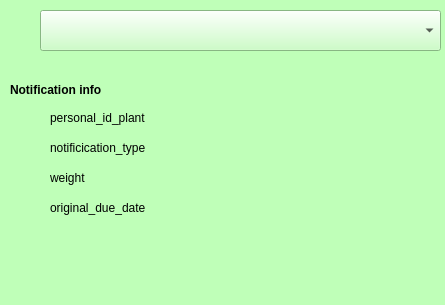
The window that project/ui/notifier_window.ui (denzelxav/Plantfolio) describes before a commit, drawn with Qt 5.
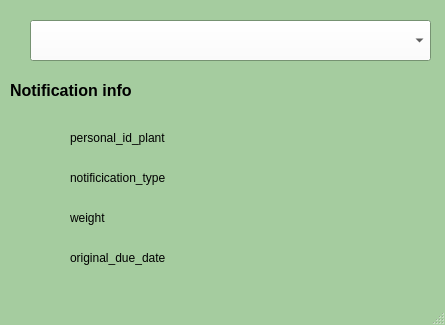
The same window after the commit. Icons and pictures are not drawn.

Commit message: Updated GUI with icons for notifications in main window and notifications window

Diff of the .ui file:
```diff
--- a/project/ui/notifier_window.ui
+++ b/project/ui/notifier_window.ui
@@ -7,22 +7,220 @@
     <x>0</x>
     <y>0</y>
     <width>445</width>
-    <height>305</height>
+    <height>325</height>
    </rect>
   </property>
+  <property name="palette">
+   <palette>
+    <active>
+     <colorrole role="WindowText">
+      <brush brushstyle="SolidPattern">
+       <color alpha="255">
+        <red>0</red>
+        <green>0</green>
+        <blue>0</blue>
+       </color>
+      </brush>
+     </colorrole>
+     <colorrole role="Button">
+      <brush brushstyle="SolidPattern">
+       <color alpha="179">
+        <red>255</red>
+        <green>255</green>
+        <blue>255</blue>
+       </color>
+      </brush>
+     </colorrole>
+     <colorrole role="Text">
+      <brush brushstyle="SolidPattern">
+       <color alpha="255">
+        <red>0</red>
+        <green>0</green>
+        <blue>0</blue>
+       </color>
+      </brush>
+     </colorrole>
+     <colorrole role="BrightText">
+      <brush brushstyle="SolidPattern">
+       <color alpha="255">
+        <red>64</red>
+        <green>159</green>
+        <blue>63</blue>
+       </color>
+      </brush>
+     </colorrole>
+     <colorrole role="ButtonText">
+      <brush brushstyle="SolidPattern">
+       <color alpha="255">
+        <red>0</red>
+        <green>0</green>
+        <blue>0</blue>
+       </color>
+      </brush>
+     </colorrole>
+     <colorrole role="Base">
+      <brush brushstyle="SolidPattern">
+       <color alpha="179">
+        <red>255</red>
+        <green>255</green>
+        <blue>255</blue>
+       </color>
+      </brush>
+     </colorrole>
+     <colorrole role="Window">
+      <brush brushstyle="SolidPattern">
+       <color alpha="255">
+        <red>165</red>
+        <green>204</green>
+        <blue>159</blue>
+       </color>
+      </brush>
+     </colorrole>
+     <colorrole role="Accent">
+      <brush brushstyle="SolidPattern">
+       <color alpha="255">
+        <red>64</red>
+        <green>159</green>
+        <blue>63</blue>
+       </color>
+      </brush>
+     </colorrole>
+    </active>
+    <inactive>
+     <colorrole role="WindowText">
+      <brush brushstyle="SolidPattern">
+       <color alpha="255">
+        <red>0</red>
+        <green>0</green>
+        <blue>0</blue>
+       </color>
+      </brush>
+     </colorrole>
+     <colorrole role="Button">
+      <brush brushstyle="SolidPattern">
+       <color alpha="179">
+        <red>255</red>
+        <green>255</green>
+        <blue>255</blue>
+       </color>
+      </brush>
+     </colorrole>
+     <colorrole role="Text">
+      <brush brushstyle="SolidPattern">
+       <color alpha="255">
+        <red>0</red>
+        <green>0</green>
+        <blue>0</blue>
+       </color>
+      </brush>
+     </colorrole>
+     <colorrole role="BrightText">
+      <brush brushstyle="SolidPattern">
+       <color alpha="255">
+        <red>64</red>
+        <green>159</green>
+        <blue>63</blue>
+       </color>
+      </brush>
+     </colorrole>
+     <colorrole role="ButtonText">
+      <brush brushstyle="SolidPattern">
+       <color alpha="255">
+        <red>0</red>
+        <green>0</green>
+        <blue>0</blue>
+       </color>
+      </brush>
+     </colorrole>
+     <colorrole role="Base">
+      <brush brushstyle="SolidPattern">
+       <color alpha="179">
+        <red>255</red>
+        <green>255</green>
+        <blue>255</blue>
+       </color>
+      </brush>
+     </colorrole>
+     <colorrole role="Window">
+      <brush brushstyle="SolidPattern">
+       <color alpha="255">
+        <red>165</red>
+        <green>204</green>
+        <blue>159</blue>
+       </color>
+      </brush>
+     </colorrole>
+     <colorrole role="Accent">
+      <brush brushstyle="SolidPattern">
+       <color alpha="255">
+        <red>64</red>
+        <green>159</green>
+        <blue>63</blue>
+       </color>
+      </brush>
+     </colorrole>
+    </inactive>
+    <disabled>
+     <colorrole role="Button">
+      <brush brushstyle="SolidPattern">
+       <color alpha="179">
+        <red>255</red>
+        <green>255</green>
+        <blue>255</blue>
+       </color>
+      </brush>
+     </colorrole>
+     <colorrole role="BrightText">
+      <brush brushstyle="SolidPattern">
+       <color alpha="255">
+        <red>64</red>
+        <green>159</green>
+        <blue>63</blue>
+       </color>
+      </brush>
+     </colorrole>
+     <colorrole role="Base">
+      <brush brushstyle="SolidPattern">
+       <color alpha="255">
+        <red>165</red>
+        <green>204</green>
+        <blue>159</blue>
+       </color>
+      </brush>
+     </colorrole>
+     <colorrole role="Window">
+      <brush brushstyle="SolidPattern">
+       <color alpha="255">
+        <red>165</red>
+        <green>204</green>
+        <blue>159</blue>
+       </color>
+      </brush>
+     </colorrole>
+     <colorrole role="Accent">
+      <brush brushstyle="SolidPattern">
+       <color alpha="255">
+        <red>64</red>
+        <green>159</green>
+        <blue>63</blue>
+       </color>
+      </brush>
+     </colorrole>
+    </disabled>
+   </palette>
+  </property>
   <property name="windowTitle">
    <string>Notification</string>
   </property>
   <property name="styleSheet">
-   <string notr="true">
-background-color: rgb(191, 255, 184);</string>
+   <string notr="true"/>
   </property>
   <widget class="QWidget" name="centralwidget">
    <widget class="QLabel" name="personal_id_plant">
     <property name="geometry">
      <rect>
-      <x>50</x>
-      <y>110</y>
+      <x>70</x>
+      <y>130</y>
       <width>161</width>
       <height>16</height>
      </rect>
@@ -34,8 +232,8 @@
    <widget class="QLabel" name="notification_type">
     <property name="geometry">
      <rect>
-      <x>50</x>
-      <y>140</y>
+      <x>70</x>
+      <y>170</y>
       <width>121</width>
       <height>16</height>
      </rect>
@@ -47,8 +245,8 @@
    <widget class="QComboBox" name="Notifications">
     <property name="geometry">
      <rect>
-      <x>40</x>
-      <y>10</y>
+      <x>30</x>
+      <y>20</y>
       <width>401</width>
       <height>41</height>
      </rect>
@@ -57,8 +255,8 @@
    <widget class="QLabel" name="weight">
     <property name="geometry">
      <rect>
-      <x>50</x>
-      <y>170</y>
+      <x>70</x>
+      <y>210</y>
       <width>91</width>
       <height>16</height>
      </rect>
@@ -70,8 +268,8 @@
    <widget class="QLabel" name="original_due_date">
     <property name="geometry">
      <rect>
-      <x>50</x>
-      <y>200</y>
+      <x>70</x>
+      <y>250</y>
       <width>121</width>
       <height>16</height>
      </rect>
@@ -93,7 +291,83 @@
      <string>&lt;html&gt;&lt;head/&gt;&lt;body&gt;&lt;p&gt;&lt;span style=&quot; font-weight:700;&quot;&gt;Notification info&lt;/span&gt;&lt;/p&gt;&lt;/body&gt;&lt;/html&gt;</string>
     </property>
     <property name="text">
-     <string>&lt;html&gt;&lt;head/&gt;&lt;body&gt;&lt;p&gt;&lt;span style=&quot; font-weight:700;&quot;&gt;Notification info&lt;/span&gt;&lt;/p&gt;&lt;/body&gt;&lt;/html&gt;</string>
+     <string>&lt;html&gt;&lt;head/&gt;&lt;body&gt;&lt;p&gt;&lt;span style=&quot; font-size:12pt; font-weight:700;&quot;&gt;Notification info&lt;/span&gt;&lt;/p&gt;&lt;/body&gt;&lt;/html&gt;</string>
+    </property>
+   </widget>
+   <widget class="QLabel" name="Id_icon">
+    <property name="geometry">
+     <rect>
+      <x>20</x>
+      <y>130</y>
+      <width>31</width>
+      <height>21</height>
+     </rect>
+    </property>
+    <property name="text">
+     <string/>
+    </property>
+    <property name="pixmap">
+     <pixmap>../../../../Documents/A-Tu delft/Minor informatica/CS project/Nieuwe icons/Nieuwe icons/id.png</pixmap>
+    </property>
+    <property name="scaledContents">
+     <bool>true</bool>
+    </property>
+   </widget>
+   <widget class="QLabel" name="Type_notification_icon">
+    <property name="geometry">
+     <rect>
+      <x>10</x>
+      <y>160</y>
+      <width>41</width>
+      <height>41</height>
+     </rect>
+    </property>
+    <property name="text">
+     <string/>
+    </property>
+    <property name="pixmap">
+     <pixmap>../../../../Documents/A-Tu delft/Minor informatica/CS project/Nieuwe icons/Nieuwe icons/type_notification.png</pixmap>
+    </property>
+    <property name="scaledContents">
+     <bool>true</bool>
+    </property>
+   </widget>
+   <widget class="QLabel" name="label">
+    <property name="geometry">
+     <rect>
+      <x>10</x>
+      <y>200</y>
+      <width>41</width>
+      <height>31</height>
+     </rect>
+    </property>
+    <property name="text">
+     <string/>
+    </property>
+    <property name="pixmap">
+     <pixmap>../../../../Documents/A-Tu delft/Minor informatica/CS project/Nieuwe icons/Nieuwe icons/weight.png</pixmap>
+    </property>
+    <property name="scaledContents">
+     <bool>true</bool>
+    </property>
+   </widget>
+   <widget class="QLabel" name="label_2">
+    <property name="geometry">
+     <rect>
+      <x>10</x>
+      <y>240</y>
+      <width>41</width>
+      <height>41</height>
+     </rect>
+    </property>
+    <property name="text">
+     <string/>
+    </property>
+    <property name="pixmap">
+     <pixmap>../../../../Documents/A-Tu delft/Minor informatica/CS project/Nieuwe icons/Nieuwe icons/date.png</pixmap>
+    </property>
+    <property name="scaledContents">
+     <bool>true</bool>
     </property>
    </widget>
   </widget>
```
The commit also changes 3 other files.
